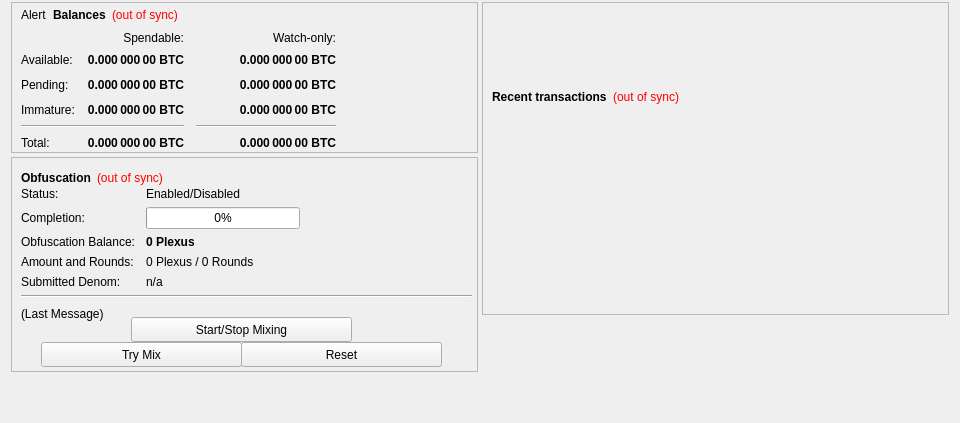
First picture: the form in src/qt/forms/overviewpage.ui, repository altcuim/Plexus, before the edit.
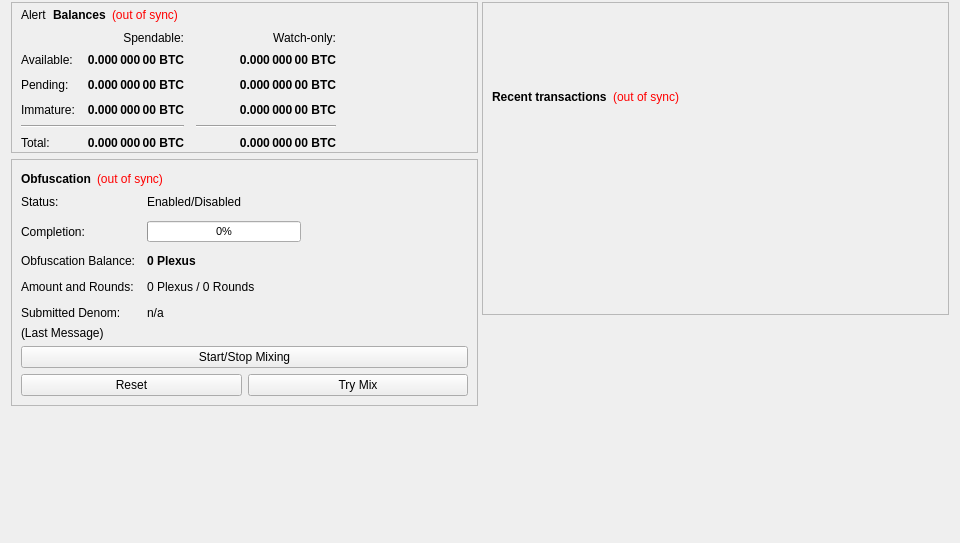
Second picture: the form after the edit.

Commit message: modified:   share/pixmaps/bitcoin.ico 	modified:   share/pixmaps/favicon.ico 	modified:   src/qt/bitcoingui.cpp 	modified:   src/qt/forms/overviewpage.ui 	modified:   src/qt/res/css/dark.css 	modified:   src/qt/res/css/default.css

```diff
--- a/src/qt/forms/overviewpage.ui
+++ b/src/qt/forms/overviewpage.ui
@@ -7,13 +7,13 @@
     <x>0</x>
     <y>0</y>
     <width>960</width>
-    <height>423</height>
+    <height>543</height>
    </rect>
   </property>
   <property name="minimumSize">
    <size>
     <width>960</width>
-    <height>400</height>
+    <height>0</height>
    </size>
   </property>
   <property name="windowTitle">
@@ -37,7 +37,7 @@
      <item>
       <layout class="QVBoxLayout" name="verticalLayout_2">
        <property name="spacing">
-        <number>4</number>
+        <number>6</number>
        </property>
        <item>
         <widget class="QFrame" name="frame">
@@ -418,13 +418,7 @@
          <property name="minimumSize">
           <size>
            <width>0</width>
-           <height>215</height>
-          </size>
-         </property>
-         <property name="maximumSize">
-          <size>
-           <width>16777215</width>
-           <height>5000</height>
+           <height>0</height>
           </size>
          </property>
          <property name="layoutDirection">
@@ -436,24 +430,69 @@
          <property name="frameShadow">
           <enum>QFrame::Raised</enum>
          </property>
-         <widget class="QWidget" name="formLayoutWidget">
-          <property name="geometry">
-           <rect>
-            <x>10</x>
-            <y>30</y>
-            <width>451</width>
-            <height>121</height>
-           </rect>
-          </property>
+         <layout class="QVBoxLayout" name="verticalLayout_5">
+          <item>
+           <layout class="QHBoxLayout" name="horizontalLayout_5">
+            <item>
+             <widget class="QLabel" name="label_2">
+              <property name="sizePolicy">
+               <sizepolicy hsizetype="Preferred" vsizetype="Fixed">
+                <horstretch>0</horstretch>
+                <verstretch>0</verstretch>
+               </sizepolicy>
+              </property>
+              <property name="font">
+               <font>
+                <weight>75</weight>
+                <bold>true</bold>
+               </font>
+              </property>
+              <property name="text">
+               <string>Obfuscation</string>
+              </property>
+             </widget>
+            </item>
+            <item>
+             <widget class="QLabel" name="labelObfuscationSyncStatus">
+              <property name="toolTip">
+               <string>The displayed information may be out of date. Your wallet automatically synchronizes with the Plexus network after a connection is established, but this process has not completed yet.</string>
+              </property>
+              <property name="styleSheet">
+               <string notr="true">QLabel { color: red; }</string>
+              </property>
+              <property name="text">
+               <string notr="true">(out of sync)</string>
+              </property>
+              <property name="alignment">
+               <set>Qt::AlignLeading|Qt::AlignLeft|Qt::AlignVCenter</set>
+              </property>
+             </widget>
+            </item>
+            <item>
+             <spacer name="horizontalSpacer_4">
+              <property name="orientation">
+               <enum>Qt::Horizontal</enum>
+              </property>
+              <property name="sizeHint" stdset="0">
+               <size>
+                <width>40</width>
+                <height>20</height>
+               </size>
+              </property>
+             </spacer>
+            </item>
+           </layout>
+          </item>
+          <item>
           <layout class="QFormLayout" name="formLayout">
            <property name="fieldGrowthPolicy">
             <enum>QFormLayout::AllNonFixedFieldsGrow</enum>
            </property>
            <property name="horizontalSpacing">
-            <number>11</number>
+             <number>12</number>
            </property>
            <property name="verticalSpacing">
-            <number>6</number>
+             <number>12</number>
            </property>
            <item row="0" column="0">
             <widget class="QLabel" name="label_6">
@@ -484,9 +523,17 @@
                <height>16777215</height>
               </size>
              </property>
+              <property name="font">
+               <font>
+                <pointsize>8</pointsize>
+               </font>
+              </property>
              <property name="value">
               <number>0</number>
              </property>
+              <property name="alignment">
+               <set>Qt::AlignCenter</set>
+              </property>
             </widget>
            </item>
            <item row="2" column="0">
@@ -540,47 +587,22 @@
              </property>
             </widget>
            </item>
-           <item row="5" column="0" colspan="2">
-            <widget class="Line" name="lineLastMessage">
-             <property name="orientation">
-              <enum>Qt::Horizontal</enum>
-             </property>
-            </widget>
-           </item>
-          </layout>
-         </widget>
-         <widget class="QPushButton" name="toggleObfuscation">
-          <property name="geometry">
-           <rect>
-            <x>120</x>
-            <y>160</y>
-            <width>221</width>
-            <height>25</height>
-           </rect>
-          </property>
-          <property name="sizePolicy">
-           <sizepolicy hsizetype="MinimumExpanding" vsizetype="Fixed">
-            <horstretch>0</horstretch>
-            <verstretch>0</verstretch>
-           </sizepolicy>
-          </property>
-          <property name="text">
-           <string>Start/Stop Mixing</string>
-          </property>
-         </widget>
+           </layout>
+          </item>
+          <item>
+           <layout class="QVBoxLayout" name="verticalLayout_7">
+            <property name="spacing">
+             <number>6</number>
+            </property>
+            <property name="bottomMargin">
+             <number>0</number>
+            </property>
+            <item>
          <widget class="QLabel" name="obfuscationStatus">
-          <property name="geometry">
-           <rect>
-            <x>10</x>
-            <y>150</y>
-            <width>451</width>
-            <height>20</height>
-           </rect>
-          </property>
           <property name="minimumSize">
            <size>
-            <width>288</width>
-            <height>20</height>
+                <width>0</width>
+                <height>0</height>
            </size>
           </property>
           <property name="text">
@@ -593,37 +615,42 @@
            <bool>true</bool>
           </property>
          </widget>
-         <widget class="QPushButton" name="obfuscationAuto">
-          <property name="geometry">
-           <rect>
-            <x>30</x>
-            <y>185</y>
-            <width>201</width>
-            <height>25</height>
-           </rect>
+            </item>
+            <item>
+             <widget class="QPushButton" name="toggleObfuscation">
+              <property name="enabled">
+               <bool>true</bool>
           </property>
           <property name="sizePolicy">
-           <sizepolicy hsizetype="MinimumExpanding" vsizetype="Fixed">
+               <sizepolicy hsizetype="Fixed" vsizetype="Fixed">
             <horstretch>0</horstretch>
             <verstretch>0</verstretch>
            </sizepolicy>
           </property>
-          <property name="toolTip">
-           <string>Try to manually submit a Obfuscation request.</string>
+              <property name="minimumSize">
+               <size>
+                <width>0</width>
+                <height>0</height>
+               </size>
+              </property>
+              <property name="maximumSize">
+               <size>
+                <width>500</width>
+                <height>500</height>
+               </size>
+              </property>
+              <property name="layoutDirection">
+               <enum>Qt::LeftToRight</enum>
           </property>
           <property name="text">
-           <string>Try Mix</string>
-          </property>
-         </widget>
+               <string>Start/Stop Mixing</string>
+              </property>
+             </widget>
+            </item>
+            <item>
+             <layout class="QHBoxLayout" name="horizontalLayout_7">
+              <item>
          <widget class="QPushButton" name="obfuscationReset">
-          <property name="geometry">
-           <rect>
-            <x>230</x>
-            <y>185</y>
-            <width>201</width>
-            <height>25</height>
-           </rect>
-          </property>
           <property name="sizePolicy">
            <sizepolicy hsizetype="MinimumExpanding" vsizetype="Fixed">
             <horstretch>0</horstretch>
@@ -640,60 +667,28 @@
            <string>Reset</string>
           </property>
          </widget>
-         <widget class="QWidget" name="layoutWidget">
-          <property name="geometry">
-           <rect>
-            <x>10</x>
-            <y>10</y>
-            <width>451</width>
-            <height>22</height>
-           </rect>
-          </property>
-          <layout class="QHBoxLayout" name="horizontalLayout_5">
-           <item>
-            <widget class="QLabel" name="label_2">
-             <property name="font">
-              <font>
-               <weight>75</weight>
-               <bold>true</bold>
-              </font>
-             </property>
-             <property name="text">
-              <string>Obfuscation</string>
-             </property>
-            </widget>
            </item>
            <item>
-            <widget class="QLabel" name="labelObfuscationSyncStatus">
+               <widget class="QPushButton" name="obfuscationAuto">
+                <property name="sizePolicy">
+                 <sizepolicy hsizetype="MinimumExpanding" vsizetype="Fixed">
+                  <horstretch>0</horstretch>
+                  <verstretch>0</verstretch>
+                 </sizepolicy>
+                </property>
              <property name="toolTip">
-              <string>The displayed information may be out of date. Your wallet automatically synchronizes with the Plexus network after a connection is established, but this process has not completed yet.</string>
-             </property>
-             <property name="styleSheet">
-              <string notr="true">QLabel { color: red; }</string>
+                 <string>Try to manually submit a Obfuscation request.</string>
              </property>
              <property name="text">
-              <string notr="true">(out of sync)</string>
-             </property>
-             <property name="alignment">
-              <set>Qt::AlignLeading|Qt::AlignLeft|Qt::AlignVCenter</set>
-             </property>
-            </widget>
-           </item>
-           <item>
-            <spacer name="horizontalSpacer_4">
-             <property name="orientation">
-              <enum>Qt::Horizontal</enum>
-             </property>
-             <property name="sizeHint" stdset="0">
-              <size>
-               <width>40</width>
-               <height>20</height>
-              </size>
-             </property>
-            </spacer>
-           </item>
-          </layout>
-         </widget>
+                 <string>Try Mix</string>
+                </property>
+               </widget>
+              </item>
+             </layout>
+            </item>
+           </layout>
+          </item>
+         </layout>
         </widget>
        </item>
        <item>
```
Lines whose indentation alone changed are shown as unchanged. The commit also changes 5 other files.
